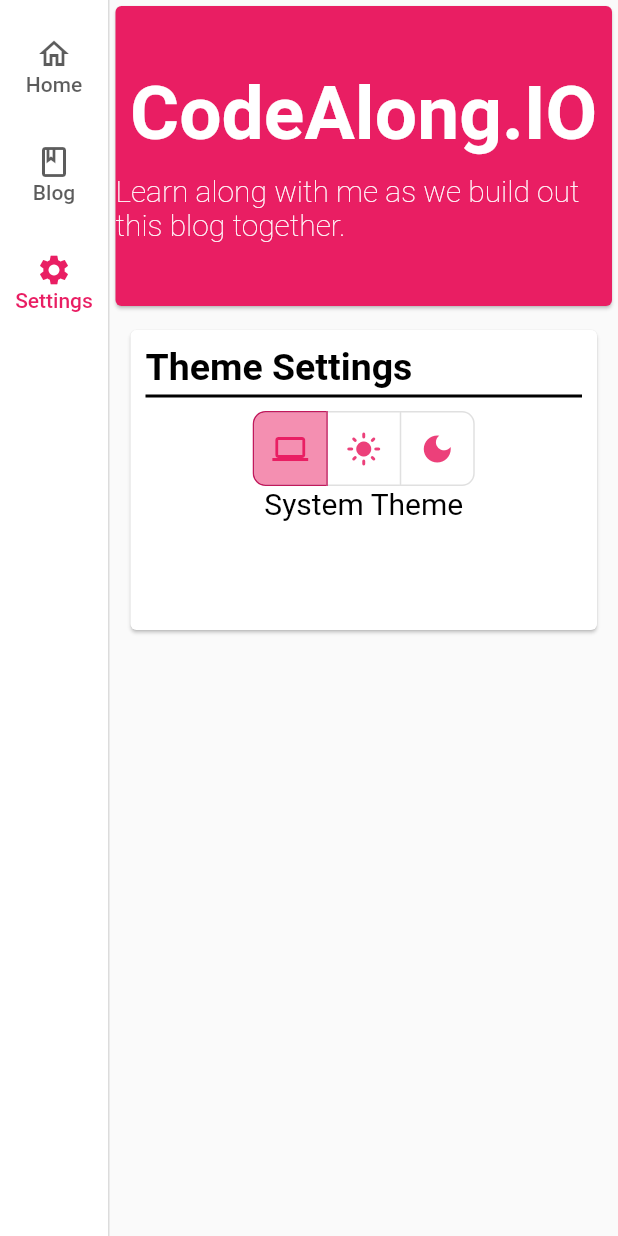
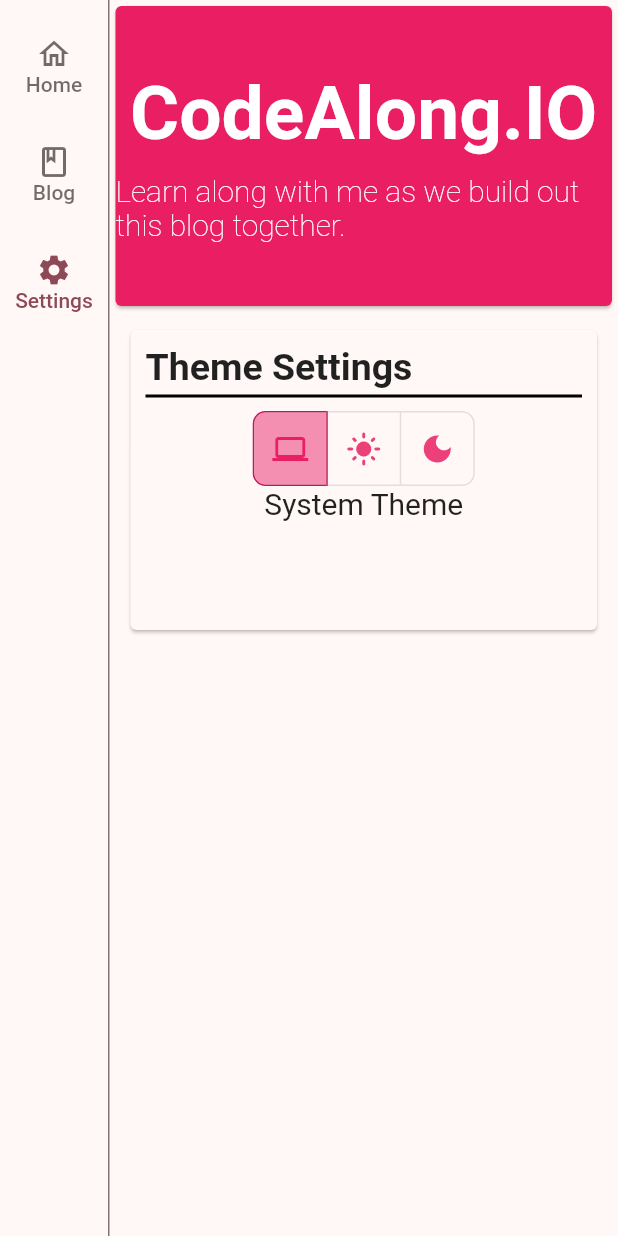
Before and after one commit to Code-Along-With-Kendra/code-along-blog, a Flutter app: the screen it shows after launch, after a tap on "Blog", after a tap on "Settings", on a phone screen of 412 x 824 dp. Run offline on Flutter 3.47's test engine with Material 2 defaults, Android fonts, the phone set to English and light mode, and no system bars; our stand-ins replace url_strategy.

Commit message:
added shared colors and reusable theming

```diff
--- a/lib/src/app.dart
+++ b/lib/src/app.dart
@@ -1,9 +1,11 @@
 import 'package:code_along/src/app/shared/page_template.dart';
+import 'package:code_along/src/constants/color_themes.dart';
 import 'package:flutter/material.dart';
 
 class MyApp extends StatelessWidget {
   static final ValueNotifier<ThemeMode> themeNotifier =
       ValueNotifier(ThemeMode.system);
+  static final ValueNotifier<String> themeName = ValueNotifier("System Theme");
 
   const MyApp({Key? key}) : super(key: key);
 
@@ -15,8 +17,8 @@ class MyApp extends StatelessWidget {
           return MaterialApp(
             debugShowCheckedModeBanner: false,
             title: 'CodeAlong.IO',
-            theme: ThemeData(primarySwatch: Colors.pink),
-            darkTheme: ThemeData.dark(),
+            theme: ColorThemes.lightTheme,
+            darkTheme: ColorThemes.darkTheme,
             themeMode: currentMode,
             home: const PageTemplate(),
           );
--- a/lib/src/app/home/home.dart
+++ b/lib/src/app/home/home.dart
@@ -7,7 +7,6 @@ class HomePage extends StatelessWidget {
   @override
   Widget build(BuildContext context) {
     return Card(
-      color: Colors.white,
       child: SizedBox(
         height: 200,
         child: Center(
@@ -15,8 +14,18 @@ class HomePage extends StatelessWidget {
             mainAxisAlignment: MainAxisAlignment.center,
             children: const [
               Text(
-                'Home Page Content',
-                style: TextStyles.homePageHeader,
+                'Welcome to CodeAlong.IO',
+                style: TextStyles.cardHeader,
+              ),
+              SizedBox(height: 10),
+              Text(
+                'Check out the blog page for the post by post build out of this blog.',
+                style: TextStyles.cardSubTitle,
+              ),
+              SizedBox(height: 20),
+              Text(
+                'Over the course of this series we\'ll learn how to deploy a flutter web app from start to finish with testing, CI/CD, and cloud datastore integration together. My intent is to show you the process of how I\'m learning flutter and hopefully inspire you to take on a new coding challenge along with me.',
+                style: TextStyles.postNormalText,
               ),
             ],
           ),
--- a/lib/src/app/settings/settings_home.dart
+++ b/lib/src/app/settings/settings_home.dart
@@ -1,4 +1,5 @@
 import 'package:code_along/src/app.dart';
+import 'package:code_along/src/constants/color_themes.dart';
 import 'package:code_along/src/constants/component_styling.dart';
 import 'package:code_along/src/constants/text_styling.dart';
 import 'package:flutter/material.dart';
@@ -14,7 +15,6 @@ class _SettingsPageState extends State<SettingsPage> {
   @override
   Widget build(BuildContext context) {
     return Card(
-      color: Colors.white,
       child: SizedBox(
         height: 200,
         child: Padding(
@@ -91,10 +91,10 @@ class _ThemeToggleButtonState extends State<ThemeToggleButton> {
             });
           },
           borderRadius: const BorderRadius.all(Radius.circular(8)),
-          selectedBorderColor: Colors.pink[700],
-          selectedColor: Colors.pink,
-          fillColor: Colors.pink[200],
-          color: Colors.pink[400],
+          selectedBorderColor: ColorThemes.settingsSelectedBorderColor,
+          selectedColor: ColorThemes.settingsSelectedColor,
+          fillColor: ColorThemes.settingsFillColor,
+          color: ColorThemes.settingsColor,
           isSelected: _selectedThemeIcon,
           children: icons,
         ),
--- a/lib/src/app/shared/page_template.dart
+++ b/lib/src/app/shared/page_template.dart
@@ -1,6 +1,7 @@
 import 'package:code_along/src/app/codealong_blog_series/blog_home.dart';
 import 'package:code_along/src/app/home/home.dart';
 import 'package:code_along/src/app/settings/settings_home.dart';
+import 'package:code_along/src/constants/color_themes.dart';
 import 'package:code_along/src/constants/text_styling.dart';
 import 'package:flutter/material.dart';
 
@@ -60,7 +61,7 @@ class _PageTemplateState extends State<PageTemplate> {
                 child: Column(
                   children: [
                     Card(
-                      color: Colors.pink,
+                      color: ColorThemes.systemColor,
                       child: SizedBox(
                         height: 200,
                         child: Center(
--- /dev/null
+++ b/lib/src/constants/color_themes.dart
@@ -0,0 +1,19 @@
+import 'package:flutter/material.dart';
+
+class ColorThemes {
+  static const systemColor = Colors.pink;
+  static const systemSecondaryColor = Colors.white;
+
+  static final darkTheme = ThemeData(
+    brightness: Brightness.dark,
+    colorSchemeSeed: systemColor,
+  );
+  static final lightTheme = ThemeData(
+    brightness: Brightness.light,
+    colorSchemeSeed: systemColor,
+  );
+  static final settingsSelectedBorderColor = Colors.pink[700];
+  static const settingsSelectedColor = systemColor;
+  static final settingsFillColor = Colors.pink[200];
+  static final settingsColor = Colors.pink[400];
+}
--- a/lib/src/constants/text_styling.dart
+++ b/lib/src/constants/text_styling.dart
@@ -1,23 +1,23 @@
+import 'package:code_along/src/constants/color_themes.dart';
 import 'package:flutter/material.dart';
 
 class TextStyles {
   //Used in Placeholder for home page content as the header
   static const homePageHeader = TextStyle(
-    color: Colors.black,
     fontWeight: FontWeight.bold,
     fontSize: 50,
   );
 
   //Used in Page Template App Header
   static const appHeader = TextStyle(
-    color: Colors.white,
+    color: ColorThemes.systemSecondaryColor,
     fontWeight: FontWeight.bold,
     fontSize: 50,
   );
 
   //Used in Page Template App Subtitle
   static const appSubtitle = TextStyle(
-    color: Colors.white,
+    color: ColorThemes.systemSecondaryColor,
     fontWeight: FontWeight.w100,
     fontSize: 20,
   );
@@ -26,20 +26,17 @@ class TextStyles {
   static const cardHeader = TextStyle(
     fontSize: 25,
     fontWeight: FontWeight.bold,
-    color: Colors.black,
   );
 
   //Used for Theme Settings Sub Title
   static const cardSubTitle = TextStyle(
     fontSize: 20,
     fontWeight: FontWeight.normal,
-    color: Colors.black,
   );
 
   //Used for Author, Posting Date, Contents text fields
   static const postNormalText = TextStyle(
     fontSize: 15,
     fontWeight: FontWeight.normal,
-    color: Colors.black,
   );
 }
```
